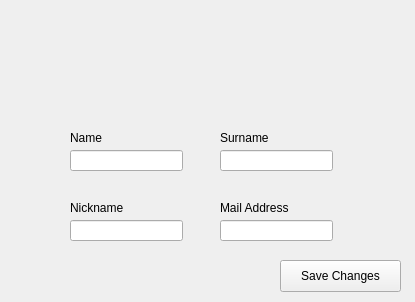
Before: the Qt Designer form client/account.ui in SimoneDutto/CollaborativeEditor, drawn with Qt 5.
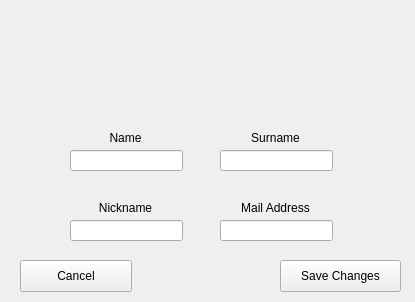
After: the same form once the commit is applied. Icons and pictures are not drawn.

```diff
--- a/client/account.ui
+++ b/client/account.ui
@@ -64,39 +64,48 @@
     <rect>
      <x>70</x>
      <y>130</y>
-     <width>58</width>
+     <width>111</width>
      <height>16</height>
     </rect>
    </property>
    <property name="text">
     <string>Name</string>
    </property>
+   <property name="alignment">
+    <set>Qt::AlignCenter</set>
+   </property>
   </widget>
   <widget class="QLabel" name="label_3">
    <property name="geometry">
     <rect>
      <x>220</x>
      <y>130</y>
-     <width>58</width>
+     <width>111</width>
      <height>16</height>
     </rect>
    </property>
    <property name="text">
     <string>Surname</string>
    </property>
+   <property name="alignment">
+    <set>Qt::AlignCenter</set>
+   </property>
   </widget>
   <widget class="QLabel" name="label_4">
    <property name="geometry">
     <rect>
      <x>70</x>
      <y>200</y>
-     <width>71</width>
+     <width>111</width>
      <height>16</height>
     </rect>
    </property>
    <property name="text">
     <string>Nickname</string>
    </property>
+   <property name="alignment">
+    <set>Qt::AlignCenter</set>
+   </property>
   </widget>
   <widget class="QLineEdit" name="lineEdit_4">
    <property name="geometry">
@@ -113,13 +122,16 @@
     <rect>
      <x>220</x>
      <y>200</y>
-     <width>91</width>
+     <width>111</width>
      <height>16</height>
     </rect>
    </property>
    <property name="text">
     <string>Mail Address</string>
    </property>
+   <property name="alignment">
+    <set>Qt::AlignCenter</set>
+   </property>
   </widget>
   <widget class="QPushButton" name="pushButton">
    <property name="geometry">
@@ -134,6 +146,19 @@
     <string>Save Changes</string>
    </property>
   </widget>
+  <widget class="QPushButton" name="pushButton_2">
+   <property name="geometry">
+    <rect>
+     <x>20</x>
+     <y>260</y>
+     <width>112</width>
+     <height>32</height>
+    </rect>
+   </property>
+   <property name="text">
+    <string>Cancel</string>
+   </property>
+  </widget>
  </widget>
  <resources>
   <include location="resource.qrc"/>
```
